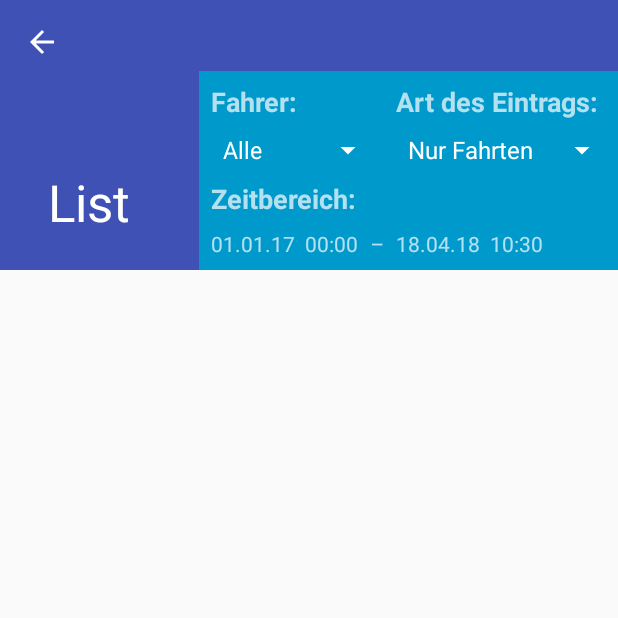
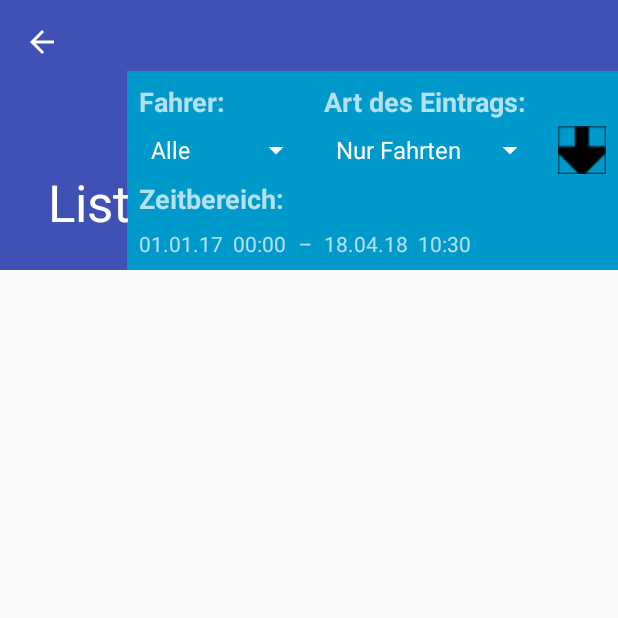
Before and after one commit to 8-Lambda-8/CarLog, an Android app: the List screen opened directly, with no data from a screen before it, on a phone screen of 412 x 824 dp, the top half of it. Run offline under Robolectric (Android 15) with nearby library versions, the phone set to English and light mode, and no system bars; our stand-ins replace Firebase (no records; nobody signed in at launch, a user with empty details on screens opened directly).

Commit message:
Date Filter; bug fixes; reverse order Filter List;

```diff
--- a/app/src/main/java/com/a8lambda8/carlog/list_adapter.java
+++ b/app/src/main/java/com/a8lambda8/carlog/list_adapter.java
@@ -6,6 +6,7 @@ import android.graphics.Color;
 import android.support.annotation.NonNull;
 import android.support.constraint.ConstraintLayout;
 import android.text.format.Time;
+import android.util.Log;
 import android.view.LayoutInflater;
 import android.view.View;
 import android.view.ViewGroup;
@@ -23,13 +24,19 @@ public class list_adapter extends ArrayAdapter<list_Item> {
 
     private List<list_Item> items;
     private Context context;
+    boolean reverse;
 
-    list_adapter(@NonNull Context context, int resource, List<list_Item> items) {
+    list_adapter(@NonNull Context context, int resource, List<list_Item> items,boolean reverse) {
         super(context, resource, items);
 
         this.context = context;
         this.items = items;
+        this.reverse = reverse;
 
+    }
+
+    public void setReverse(boolean reverse) {
+        this.reverse = reverse;
     }
 
     @SuppressLint("SetTextI18n")
@@ -41,7 +48,13 @@ public class list_adapter extends ArrayAdapter<list_Item> {
             v = inflater.inflate(R.layout.list_item,null);
         }
 
-        list_Item item = items.get(position);
+        list_Item item;
+
+        if(reverse)
+            item = items.get(getCount() - (position+1));
+        else
+            item = items.get(position);
+
 
         if(item!=null){
 
@@ -63,7 +76,8 @@ public class list_adapter extends ArrayAdapter<list_Item> {
             if(dateTime!=null&&item.gettStart()!=null){
                 dateTime.setText(item.gettStart().format("%d.%m.%y  %H:%M"));
             }
-            if(dur!=null&&item.gettEnd()!=null&&item.gettStart()!=null){
+
+            if(!item.getRefuel()){//dur!=null&&item.gettEnd()!=null&&item.gettStart()!=null){
 
                 Time duration =  new Time(Time.getCurrentTimezone());
 
@@ -71,10 +85,12 @@ public class list_adapter extends ArrayAdapter<list_Item> {
 
                 dur.setText(duration.format("Dauer:      %H:%M"));
 
-                if(item.getRefuel()) {
-                    dur.setText("Kosten: "+item.getPrice()+" €");
-                }
             }
+
+            if(item.getRefuel()) {
+                dur.setText("Kosten: "+item.getPrice()+" €");
+            }
+
             if(start!=null){
                 start.setText(item.getStartLoc());
             }
--- /dev/null
+++ b/app/src/main/res/drawable/custom_check.xml
@@ -0,0 +1,7 @@
+<?xml version="1.0" encoding="utf-8"?>
+<selector xmlns:android="http://schemas.android.com/apk/res/android">
+      <item android:state_checked="true"
+          android:drawable="@drawable/up" /> <!-- checked -->
+      <item android:state_checked="false"
+          android:drawable="@drawable/dwn" /> <!-- unchecked-->
+</selector>
--- a/app/src/main/res/layout/activity_list.xml
+++ b/app/src/main/res/layout/activity_list.xml
@@ -88,7 +88,7 @@
         app:layout_anchorGravity="center" />
 
     <include
-        android:id="@+id/include"
+        android:id="@+id/include3"
         layout="@layout/content_list" />
 
 
--- a/app/src/main/res/layout/filter.xml
+++ b/app/src/main/res/layout/filter.xml
@@ -91,4 +91,19 @@
         app:layout_constraintTop_toTopOf="@+id/tv_zb_beg"
         tools:ignore="HardcodedText" />
 
+    <CheckBox
+        android:id="@+id/cb_order"
+        android:layout_width="wrap_content"
+        android:layout_height="wrap_content"
+        android:layout_marginBottom="8dp"
+        android:layout_marginEnd="8dp"
+        android:layout_marginStart="8dp"
+        android:layout_marginTop="8dp"
+        android:button="@drawable/custom_check"
+        android:checked="false"
+        app:layout_constraintBottom_toBottomOf="@+id/textView23"
+        app:layout_constraintEnd_toEndOf="parent"
+        app:layout_constraintStart_toEndOf="@+id/sp_refuel"
+        app:layout_constraintTop_toTopOf="@+id/textView21" />
+
 </android.support.constraint.ConstraintLayout>
--- a/app/src/main/res/values/strings.xml
+++ b/app/src/main/res/values/strings.xml
@@ -22,8 +22,8 @@
     <string name="start_zeit_00_00_00_00_00" translatable="false">Start Zeit: 00.00. 00:00:00</string>
     <string name="end_zeit_00_00_00_00_00" translatable="false">End Zeit: 00.00. 00:00:00</string>
     <string name="dauer_00_00_00" translatable="false">Dauer: 00:00:00</string>
-    <string name="hinzuf_gen">Hinzufügen</string>
-    <string name="l_schen">Löschen</string>
+    <string name="hinzuf_gen">Add</string>
+    <string name="l_schen">Delete</string>
     <string name="l_100km" translatable="false">L/100km</string>
     <string name="km_h" translatable="false">km/h</string>
     <string name="km" translatable="false">km</string>
@@ -44,6 +44,7 @@
     <string name="art_des_eintrags">Art des Eintrags:</string>
     <string name="selectTime">Select Time</string>
     <string name="selectDate">Select Date</string>
+    <string name="richtung">Richtung:</string>
     <!---->
 
 
--- a/gradle.properties
+++ b/gradle.properties
@@ -15,3 +15,4 @@ org.gradle.jvmargs=-Xmx1536m
 # This option should only be used with decoupled projects. More details, visit
 # http://www.gradle.org/docs/current/userguide/multi_project_builds.html#sec:decoupled_projects
 # org.gradle.parallel=true
+MyProject.properties=.signing/myproject.properties
```
Also changed, not shown: app/build.gradle (+43 -6 lines), app/src/main/java/com/a8lambda8/carlog/Analysis.java (+3 -4 lines), app/src/main/java/com/a8lambda8/carlog/DateTimePicker.java (+10 -1 lines), app/src/main/java/com/a8lambda8/carlog/List.java (+61 -38 lines), app/src/main/java/com/a8lambda8/carlog/MainActivity.java (+77 -29 lines), app/src/main/res/drawable/dwn.png (added), app/src/main/res/drawable/up.png (added), 1 other file.
